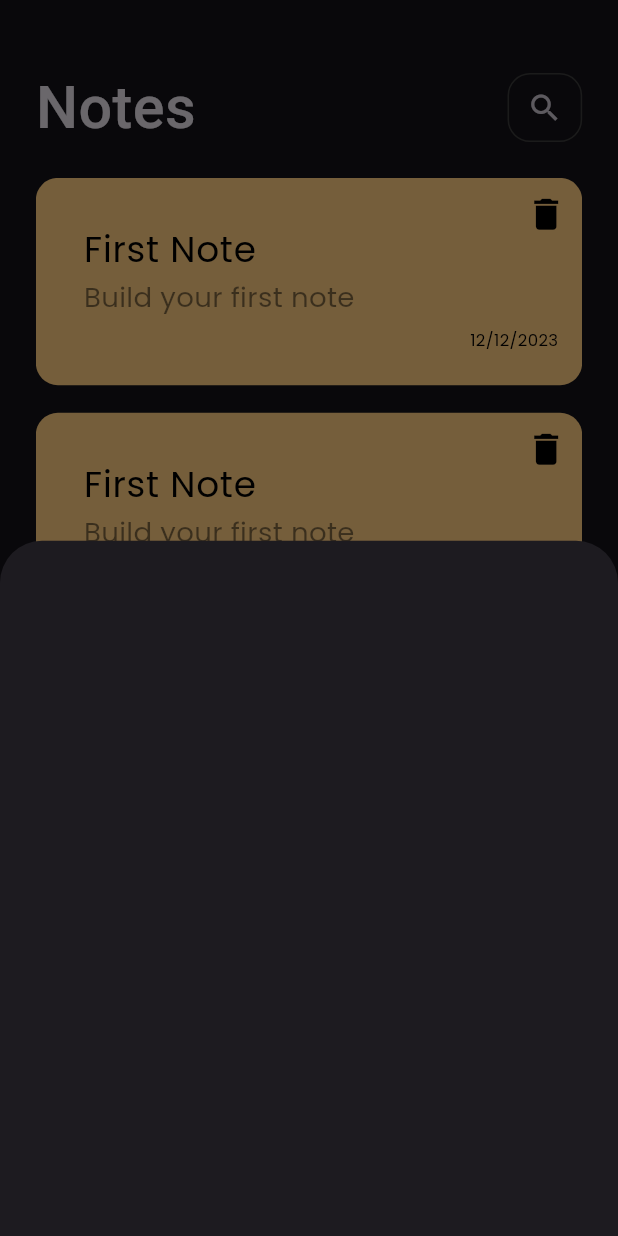
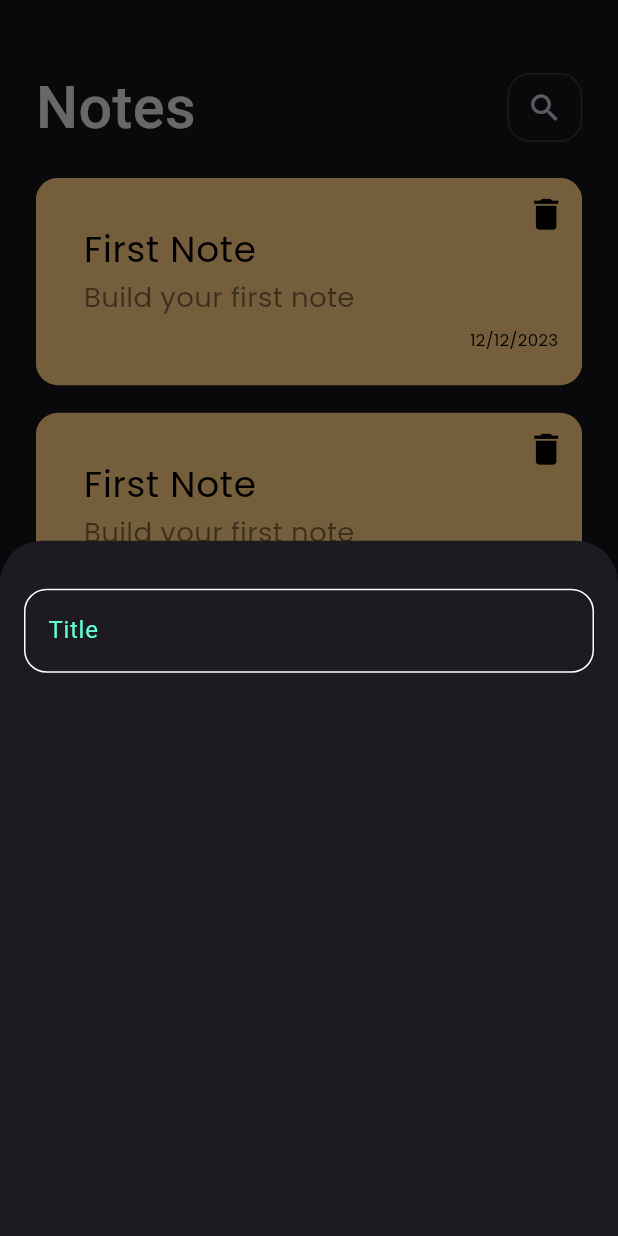
Before and after one commit to FayesSabry/notes_app, a Flutter app: the screen it shows after launch, after a tap on the "add" icon, on a phone screen of 412 x 824 dp. Run offline on Flutter 3.47's test engine with Material 3 defaults, Android fonts, the phone set to English and light mode, and no system bars; our stand-ins replace flutter_screenutil, go_router, google_fonts.

Commit message:
create custom text field

```diff
--- /dev/null
+++ b/lib/constants.dart
@@ -0,0 +1,3 @@
+import 'package:flutter/material.dart';
+
+const kPriamaryColor = Color(0xff62fcd7);
--- a/lib/widgets/add_note_bottom_sheet.dart
+++ b/lib/widgets/add_note_bottom_sheet.dart
@@ -1,11 +1,16 @@
-
 import 'package:flutter/material.dart';
+import 'package:notes_app/widgets/custom_text_field.dart';
 
 class AddNoteBottomSheet extends StatelessWidget {
   const AddNoteBottomSheet({super.key});
 
   @override
   Widget build(BuildContext context) {
-    return Container();
+    return const Padding(
+      padding: EdgeInsets.symmetric(horizontal: 16.0),
+      child: Column(
+        children: [SizedBox(height: 32), CustomTextField(hintText: 'Title')],
+      ),
+    );
   }
 }
--- /dev/null
+++ b/lib/widgets/custom_text_field.dart
@@ -0,0 +1,28 @@
+import 'package:flutter/material.dart';
+import 'package:notes_app/constants.dart';
+
+class CustomTextField extends StatelessWidget {
+  const CustomTextField({super.key, required this.hintText});
+final String hintText;
+  @override
+  Widget build(BuildContext context) {
+    return  TextField(
+      cursorColor: kPriamaryColor,
+      decoration: InputDecoration(
+        hintText: hintText,
+        hintStyle: TextStyle(color: kPriamaryColor),
+        border: OutlineInputBorder(
+          borderRadius: BorderRadius.all(Radius.circular(15)),
+        ),
+        enabledBorder: OutlineInputBorder(
+          borderRadius: BorderRadius.all(Radius.circular(15)),
+          borderSide: BorderSide(color: Colors.white),
+        ),
+        focusedBorder: OutlineInputBorder(
+          borderRadius: BorderRadius.all(Radius.circular(15)),
+          borderSide: BorderSide(color: kPriamaryColor),
+        ),
+      ),
+    );
+  }
+}
```
